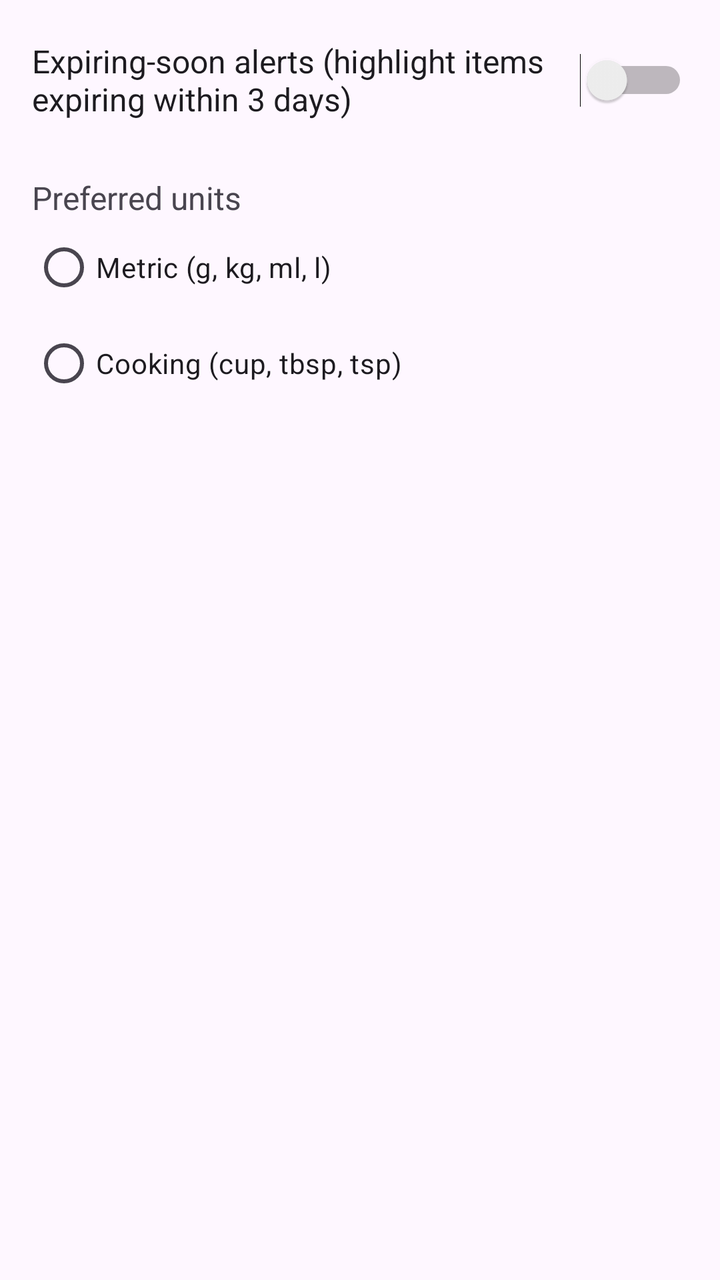
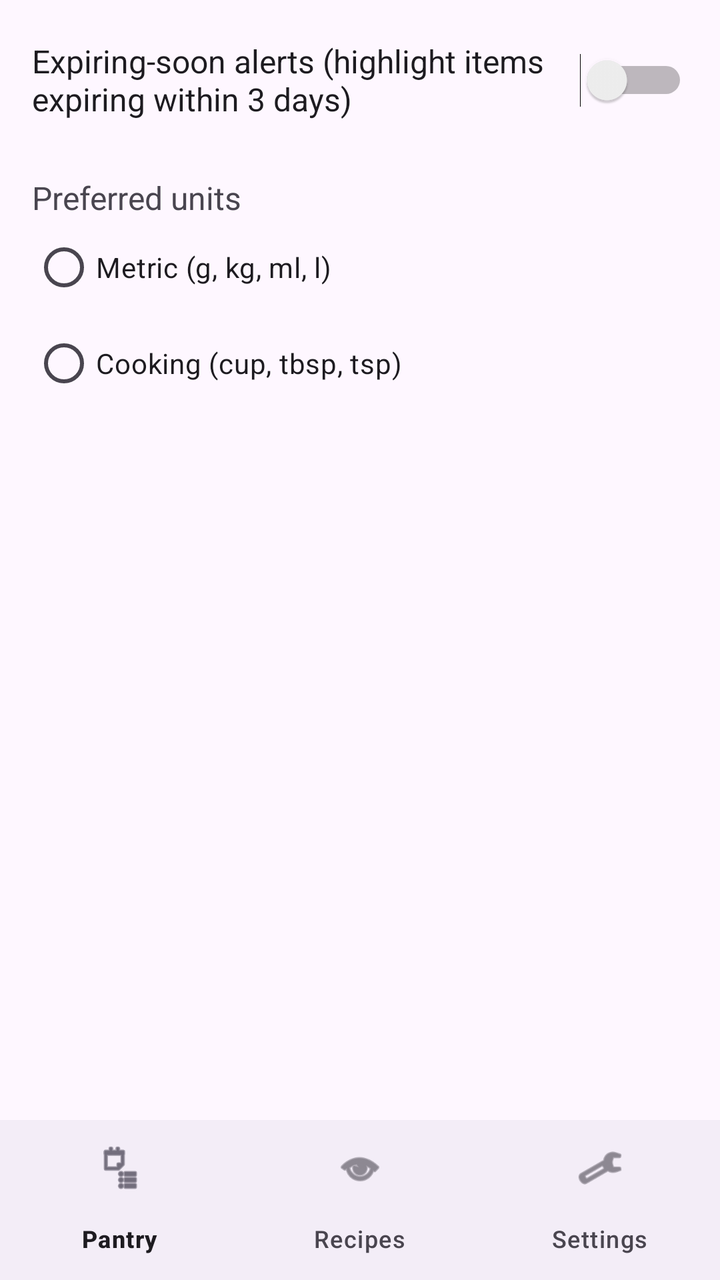

The first picture is an Android layout as it rendered before a commit; the second is the same layout after the commit. The layout source and the unified diff follow.
<!-- AndroidManifest.xml: application theme Theme.SmartPantryManager -->
<!-- res/layout/activity_settings.xml -->
<?xml version="1.0" encoding="utf-8"?>
<LinearLayout xmlns:android="http://schemas.android.com/apk/res/android"
    android:layout_width="match_parent"
    android:layout_height="match_parent"
    android:orientation="vertical"
    android:padding="16dp"
    android:fitsSystemWindows="true">

    <Switch
        android:id="@+id/switchExpiry"
        android:layout_width="match_parent"
        android:layout_height="wrap_content"
        android:minHeight="48dp"
        android:text="Expiring-soon alerts (highlight items expiring within 3 days)"
        android:textSize="16sp" />

    <TextView
        android:layout_width="wrap_content"
        android:layout_height="wrap_content"
        android:layout_marginTop="24dp"
        android:text="Preferred units"
        android:textSize="16sp" />

    <RadioGroup
        android:id="@+id/radioUnits"
        android:layout_width="match_parent"
        android:layout_height="wrap_content"
        android:orientation="vertical">

        <RadioButton
            android:id="@+id/radioMetric"
            android:layout_width="wrap_content"
            android:layout_height="wrap_content"
            android:text="Metric (g, kg, ml, l)" />

        <RadioButton
            android:id="@+id/radioCooking"
            android:layout_width="wrap_content"
            android:layout_height="wrap_content"
            android:text="Cooking (cup, tbsp, tsp)" />
    </RadioGroup>
</LinearLayout>
<!-- resources referenced by this layout -->
<resources>
  <style name="Theme.SmartPantryManager" parent="Base.Theme.SmartPantryManager" />
  <style name="Base.Theme.SmartPantryManager" parent="Theme.Material3.DayNight">
          
          
      </style>
</resources>

<!-- the commit's change to res/layout/activity_settings.xml (unified diff, before → after) -->
@@ -1,42 +1,56 @@
 <?xml version="1.0" encoding="utf-8"?>
-<LinearLayout xmlns:android="http://schemas.android.com/apk/res/android"
+<RelativeLayout xmlns:android="http://schemas.android.com/apk/res/android"
+    xmlns:app="http://schemas.android.com/apk/res-auto"
     android:layout_width="match_parent"
     android:layout_height="match_parent"
-    android:orientation="vertical"
-    android:padding="16dp"
     android:fitsSystemWindows="true">
 
-    <Switch
-        android:id="@+id/switchExpiry"
+    <com.google.android.material.bottomnavigation.BottomNavigationView
+        android:id="@+id/bottomNav"
         android:layout_width="match_parent"
         android:layout_height="wrap_content"
-        android:minHeight="48dp"
-        android:text="Expiring-soon alerts (highlight items expiring within 3 days)"
-        android:textSize="16sp" />
+        android:layout_alignParentBottom="true"
+        app:menu="@menu/bottom_nav_menu" />
 
-    <TextView
-        android:layout_width="wrap_content"
-        android:layout_height="wrap_content"
-        android:layout_marginTop="24dp"
-        android:text="Preferred units"
-        android:textSize="16sp" />
+    <LinearLayout
+        android:layout_width="match_parent"
+        android:layout_height="match_parent"
+        android:layout_above="@id/bottomNav"
+        android:orientation="vertical"
+        android:padding="16dp">
 
-    <RadioGroup
-        android:id="@+id/radioUnits"
-        android:layout_width="match_parent"
-        android:layout_height="wrap_content"
-        android:orientation="vertical">
+        <Switch
+            android:id="@+id/switchExpiry"
+            android:layout_width="match_parent"
+            android:layout_height="wrap_content"
+            android:minHeight="48dp"
+            android:text="Expiring-soon alerts (highlight items expiring within 3 days)"
+            android:textSize="16sp" />
 
-        <RadioButton
-            android:id="@+id/radioMetric"
+        <TextView
             android:layout_width="wrap_content"
             android:layout_height="wrap_content"
-            android:text="Metric (g, kg, ml, l)" />
+            android:layout_marginTop="24dp"
+            android:text="Preferred units"
+            android:textSize="16sp" />
 
-        <RadioButton
-            android:id="@+id/radioCooking"
-            android:layout_width="wrap_content"
+        <RadioGroup
+            android:id="@+id/radioUnits"
+            android:layout_width="match_parent"
             android:layout_height="wrap_content"
-            android:text="Cooking (cup, tbsp, tsp)" />
-    </RadioGroup>
-</LinearLayout>
+            android:orientation="vertical">
+
+            <RadioButton
+                android:id="@+id/radioMetric"
+                android:layout_width="wrap_content"
+                android:layout_height="wrap_content"
+                android:text="Metric (g, kg, ml, l)" />
+
+            <RadioButton
+                android:id="@+id/radioCooking"
+                android:layout_width="wrap_content"
+                android:layout_height="wrap_content"
+                android:text="Cooking (cup, tbsp, tsp)" />
+        </RadioGroup>
+    </LinearLayout>
+</RelativeLayout>
